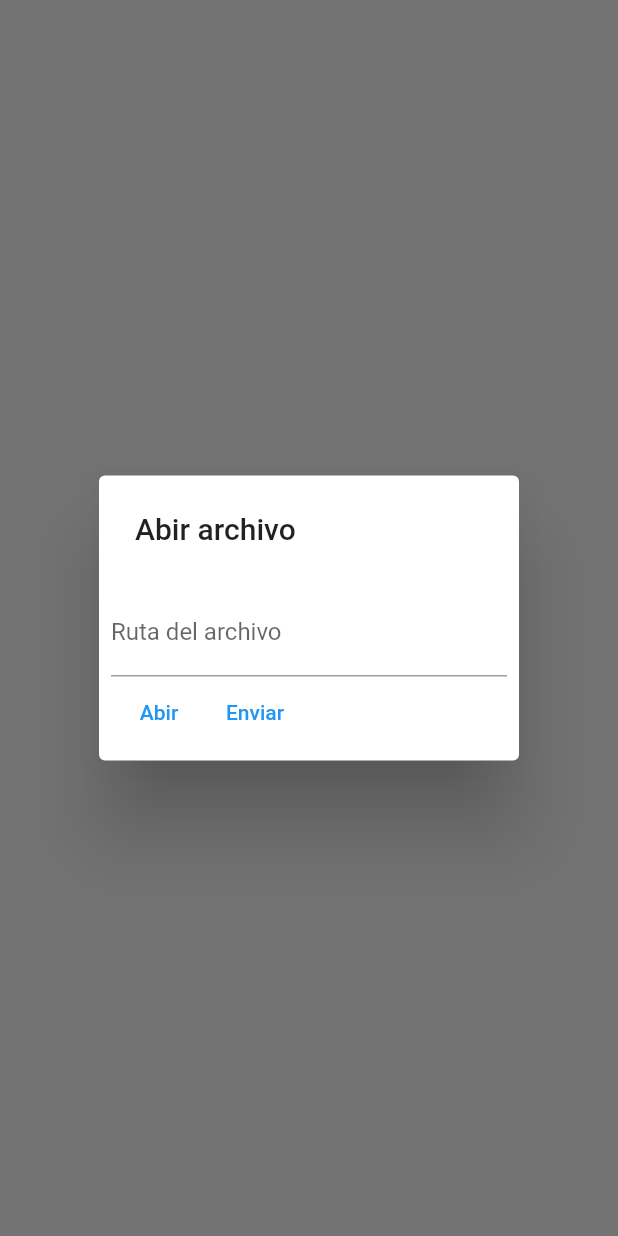
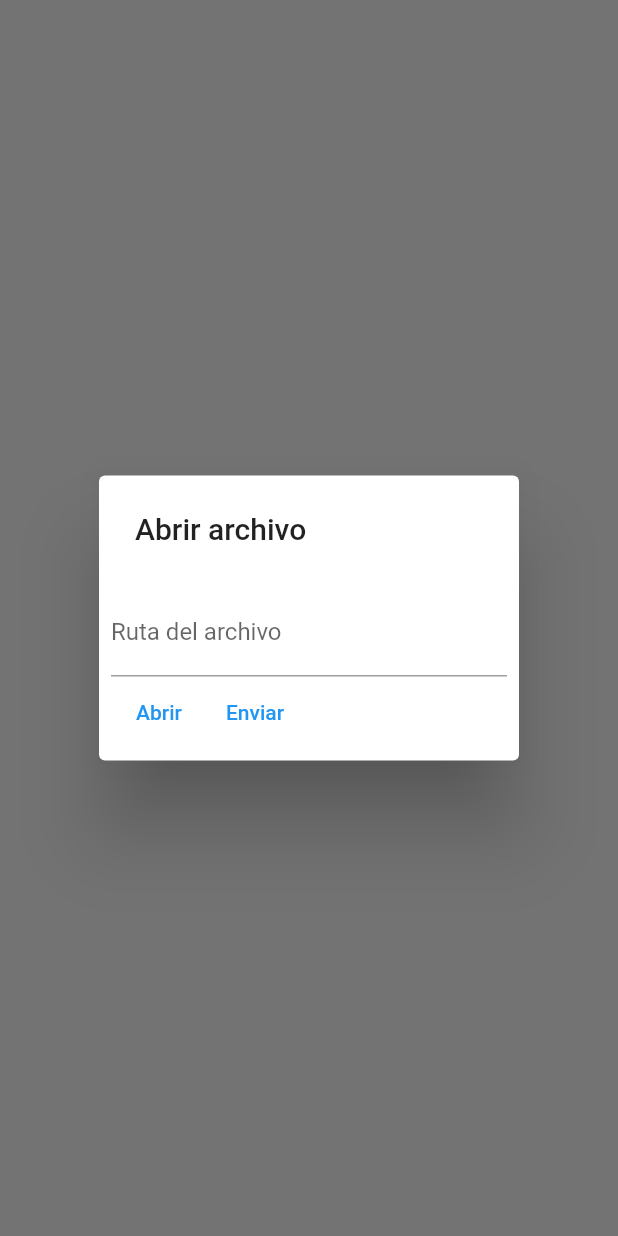
Before and after one commit to Juanipis/GoStudy, a Flutter app: what dialogOpen() shows on an empty page, opened directly, on a phone screen of 412 x 824 dp. Run offline on Flutter 3.47's test engine with Material 2 defaults, Android fonts, the phone set to English and light mode, and no system bars; our stand-ins replace file_picker.

Commit message:
Abrir archivo

```diff
--- a/workspace2/Flutter/analizador_lexicografico/lib/main.dart
+++ b/workspace2/Flutter/analizador_lexicografico/lib/main.dart
@@ -144,7 +144,7 @@ Future<bool> dialogOpen(BuildContext context) async {
       context: context,
       builder: ((context) {
         return AlertDialog(
-          title: const Text("Abir archivo"),
+          title: const Text("Abrir archivo"),
           actions: [
             Form(
                 key: formKey,
@@ -172,7 +172,7 @@ Future<bool> dialogOpen(BuildContext context) async {
                         ruta.text = file.path;
                       } else {}
                     },
-                    child: const Text("Abir")),
+                    child: const Text("Abrir")),
                 TextButton(
                     onPressed: () async {
                       if (formKey.currentState!.validate()) {
```
